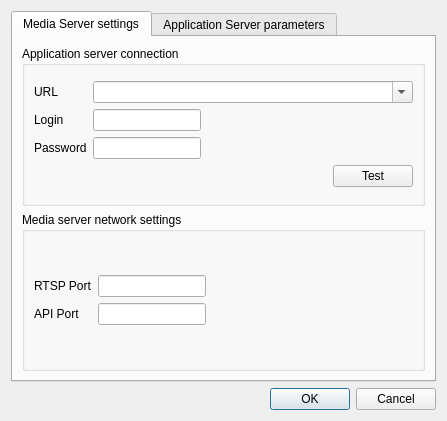
Before: the Qt Designer form traytool/src/settings.ui in networkoptix/nx_open, drawn with Qt 5.
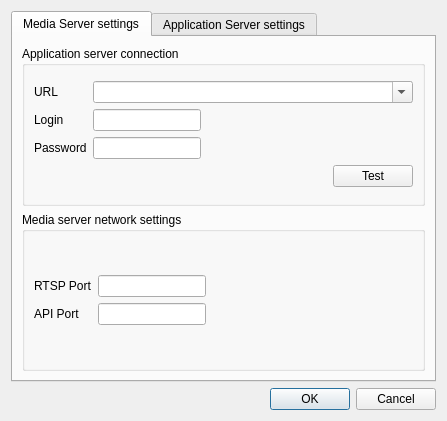
After: the same form once the commit is applied.

Patch:
```diff
--- a/traytool/src/settings.ui
+++ b/traytool/src/settings.ui
@@ -186,7 +186,7 @@
      </widget>
      <widget class="QWidget" name="tabAppServer">
       <attribute name="title">
-       <string>Application Server parameters</string>
+       <string>Application Server settings</string>
       </attribute>
       <layout class="QVBoxLayout" name="verticalLayout_3">
        <item>
```
